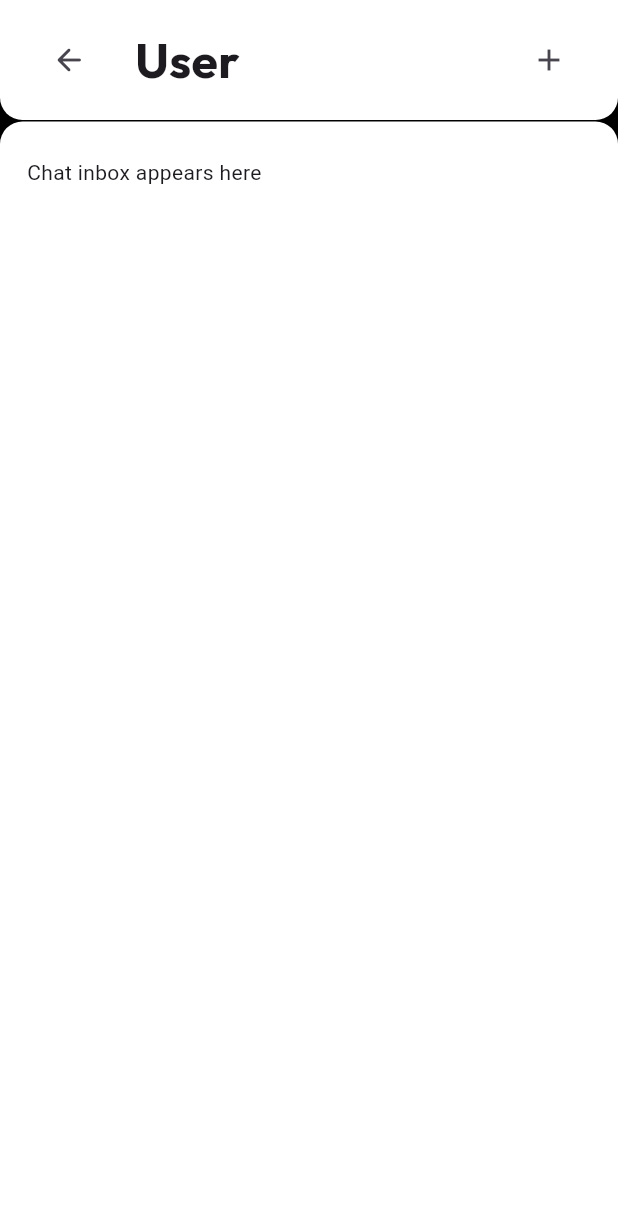
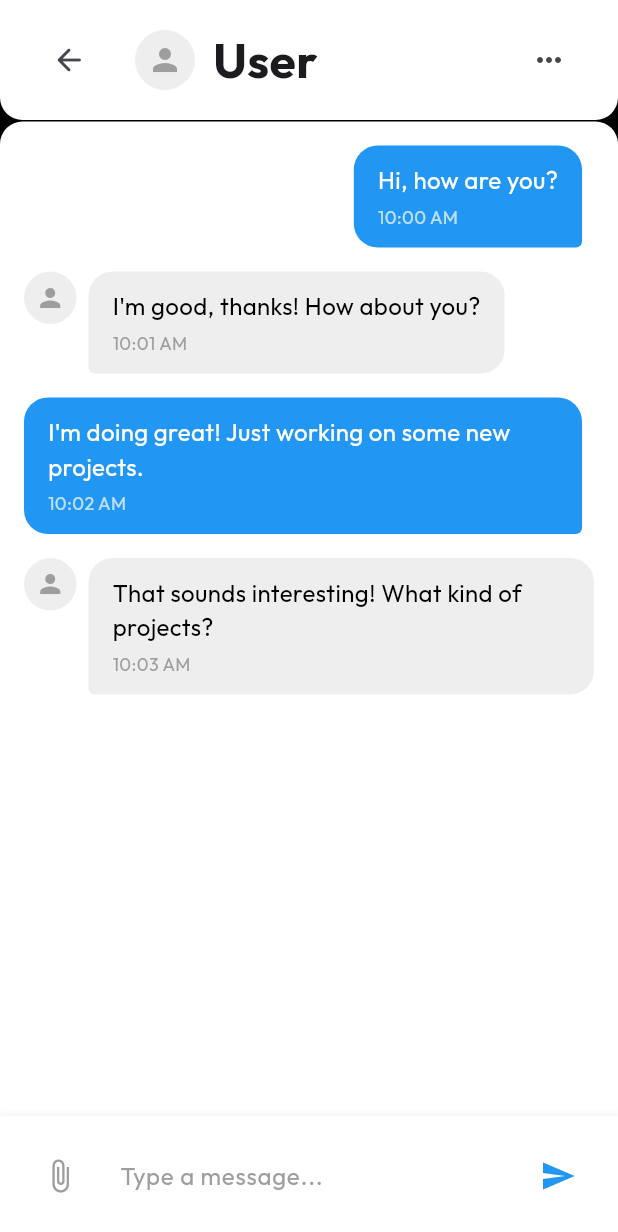
Before and after one commit to RoshinM/CrowdLink, a Flutter app: the ChatPage screen opened directly, on a phone screen of 412 x 824 dp. Shown: the top 1232 px of the screen. Run offline on Flutter 3.47's test engine with Material 3 defaults, Android fonts, the light colour scheme and no system bars; our stand-ins replace google_fonts.

Commit message:
chat page added

```diff
--- a/lib/main.dart
+++ b/lib/main.dart
@@ -1,3 +1,4 @@
+import 'package:crowd_link/pages/chatPage.dart';
 import 'package:crowd_link/pages/inboxPage.dart';
 import 'package:crowd_link/pages/loginPage.dart';
 import 'package:crowd_link/pages/registrationPage.dart';
@@ -20,7 +21,7 @@ class MyApp extends StatelessWidget {
         colorScheme: ColorScheme.fromSeed(seedColor: Colors.deepPurple),
         useMaterial3: true,
       ),
-      home: InboxPage(),
+      home: ChatPage(),
     );
   }
 }
--- a/lib/pages/chatPage.dart
+++ b/lib/pages/chatPage.dart
@@ -10,6 +10,94 @@ class ChatPage extends StatefulWidget {
 }
 
 class _ChatPageState extends State<ChatPage> {
+  final TextEditingController _messageController = TextEditingController();
+
+  // Sample chat messages
+  final List<Map<String, dynamic>> messages = [
+    {
+      'message': 'Hi, how are you?',
+      'isMe': true,
+      'time': '10:00 AM'
+    },
+    {
+      'message': 'I\'m good, thanks! How about you?',
+      'isMe': false,
+      'time': '10:01 AM'
+    },
+    {
+      'message': 'I\'m doing great! Just working on some new projects.',
+      'isMe': true,
+      'time': '10:02 AM'
+    },
+    {
+      'message': 'That sounds interesting! What kind of projects?',
+      'isMe': false,
+      'time': '10:03 AM'
+    },
+  ];
+
+  Widget messageBubble(Map<String, dynamic> message) {
+    return Padding(
+      padding: const EdgeInsets.only(bottom: 16),
+      child: Row(
+        mainAxisAlignment: message['isMe'] ? MainAxisAlignment.end : MainAxisAlignment.start,
+        crossAxisAlignment: CrossAxisAlignment.start,
+        children: [
+          if (!message['isMe']) ...[
+            Container(
+              width: 35,
+              height: 35,
+              decoration: BoxDecoration(
+                shape: BoxShape.circle,
+                color: Colors.grey[200],
+              ),
+              child: const Icon(
+                Icons.person,
+                color: Colors.grey,
+                size: 20,
+              ),
+            ),
+            const SizedBox(width: 8),
+          ],
+          Flexible(
+            child: Container(
+              padding: const EdgeInsets.symmetric(horizontal: 16, vertical: 12),
+              decoration: BoxDecoration(
+                color: message['isMe'] ? Colors.blue : Colors.grey[200],
+                borderRadius: BorderRadius.only(
+                  topLeft: const Radius.circular(16),
+                  topRight: const Radius.circular(16),
+                  bottomLeft: Radius.circular(message['isMe'] ? 16 : 4),
+                  bottomRight: Radius.circular(message['isMe'] ? 4 : 16),
+                ),
+              ),
+              child: Column(
+                crossAxisAlignment: CrossAxisAlignment.start,
+                children: [
+                  Text(
+                    message['message'],
+                    style: GoogleFonts.outfit(
+                      fontSize: 16,
+                      color: message['isMe'] ? Colors.white : Colors.black,
+                    ),
+                  ),
+                  const SizedBox(height: 4),
+                  Text(
+                    message['time'],
+                    style: GoogleFonts.outfit(
+                      fontSize: 12,
+                      color: message['isMe'] ? Colors.white70 : Colors.grey,
+                    ),
+                  ),
+                ],
+              ),
+            ),
+          ),
+          if (message['isMe']) const SizedBox(width: 8),
+        ],
+      ),
+    );
+  }
 
   topNavBar() {
     return Container(
@@ -31,15 +119,31 @@ class _ChatPageState extends State<ChatPage> {
                 onPressed: () {},
               ),
               const SizedBox(width: 20),
+              Container(
+                width: 40,
+                height: 40,
+                decoration: BoxDecoration(
+                  shape: BoxShape.circle,
+                  color: Colors.grey[200],
+                ),
+                child: const Icon(
+                  Icons.person,
+                  color: Colors.grey,
+                  size: 24,
+                ),
+              ),
+              const SizedBox(width: 12),
               Text(
                 'User',
-                style: GoogleFonts.outfit(fontSize: 32,
-                    fontWeight: FontWeight.bold),
+                style: GoogleFonts.outfit(
+                    fontSize: 32,
+                    fontWeight: FontWeight.bold
+                ),
               ),
             ],
           ),
           IconButton(
-            icon: const Icon(Icons.add),
+            icon: const Icon(Icons.more_horiz),
             onPressed: () {},
           )
         ],
@@ -47,11 +151,52 @@ class _ChatPageState extends State<ChatPage> {
     );
   }
 
-  homePageBody(Size size){
+  Widget chatInput() {
+    return Container(
+      padding: const EdgeInsets.all(16),
+      decoration: BoxDecoration(
+        color: Colors.white,
+        boxShadow: [
+          BoxShadow(
+            color: Colors.grey.withOpacity(0.1),
+            spreadRadius: 1,
+            blurRadius: 2,
+            offset: const Offset(0, -1),
+          ),
+        ],
+      ),
+      child: Row(
+        children: [
+          IconButton(
+            icon: const Icon(Icons.attach_file),
+            onPressed: () {},
+            color: Colors.grey,
+          ),
+          Expanded(
+            child: TextField(
+              controller: _messageController,
+              decoration: InputDecoration(
+                hintText: 'Type a message...',
+                hintStyle: GoogleFonts.outfit(color: Colors.grey),
+                border: InputBorder.none,
+                contentPadding: const EdgeInsets.symmetric(horizontal: 16),
+              ),
+            ),
+          ),
+          IconButton(
+            icon: const Icon(Icons.send),
+            onPressed: () {},
+            color: Colors.blue,
+          ),
+        ],
+      ),
+    );
+  }
+
+  homePageBody(Size size) {
     return Expanded(
       child: Container(
         width: size.width,
-        padding: const EdgeInsets.only(left: 18,top: 24,right: 18),
         decoration: const BoxDecoration(
           color: Colors.white,
           borderRadius: BorderRadius.only(
@@ -59,9 +204,19 @@ class _ChatPageState extends State<ChatPage> {
             topRight: Radius.circular(15),
           ),
         ),
-        child: ListView(
-          children: const [
-            Text("Chat inbox appears here"),
+        child: Column(
+          children: [
+            Expanded(
+              child: ListView.builder(
+                padding: const EdgeInsets.all(16),
+                itemCount: messages.length,
+                reverse: false,
+                itemBuilder: (context, index) {
+                  return messageBubble(messages[index]);
+                },
+              ),
+            ),
+            chatInput(),
           ],
         ),
       ),
@@ -72,15 +227,23 @@ class _ChatPageState extends State<ChatPage> {
   Widget build(BuildContext context) {
     var size = MediaQuery.of(context).size;
     return Scaffold(
-      resizeToAvoidBottomInset: false,
+      resizeToAvoidBottomInset: true,
       backgroundColor: Colors.black,
-      body: Column(
-        children: [
-          topNavBar(),
-          const SizedBox(height: 1,),
-          homePageBody(size),
-        ],
+      body: SafeArea(
+        child: Column(
+          children: [
+            topNavBar(),
+            const SizedBox(height: 1),
+            homePageBody(size),
+          ],
+        ),
       ),
     );
   }
+
+  @override
+  void dispose() {
+    _messageController.dispose();
+    super.dispose();
+  }
 }
```
